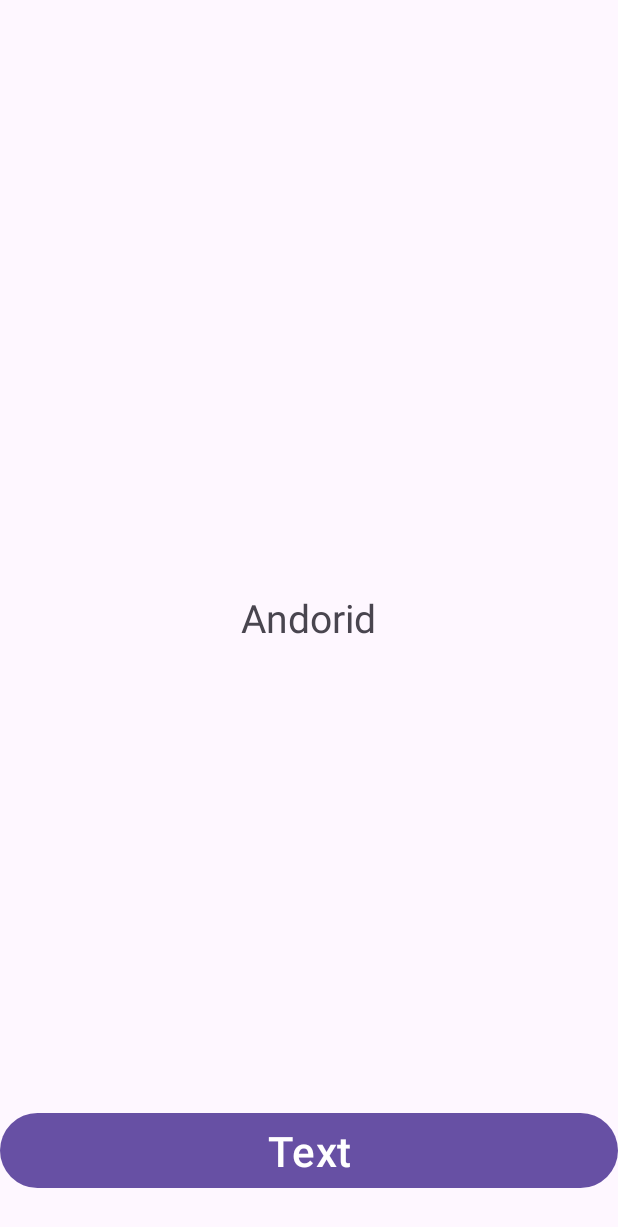
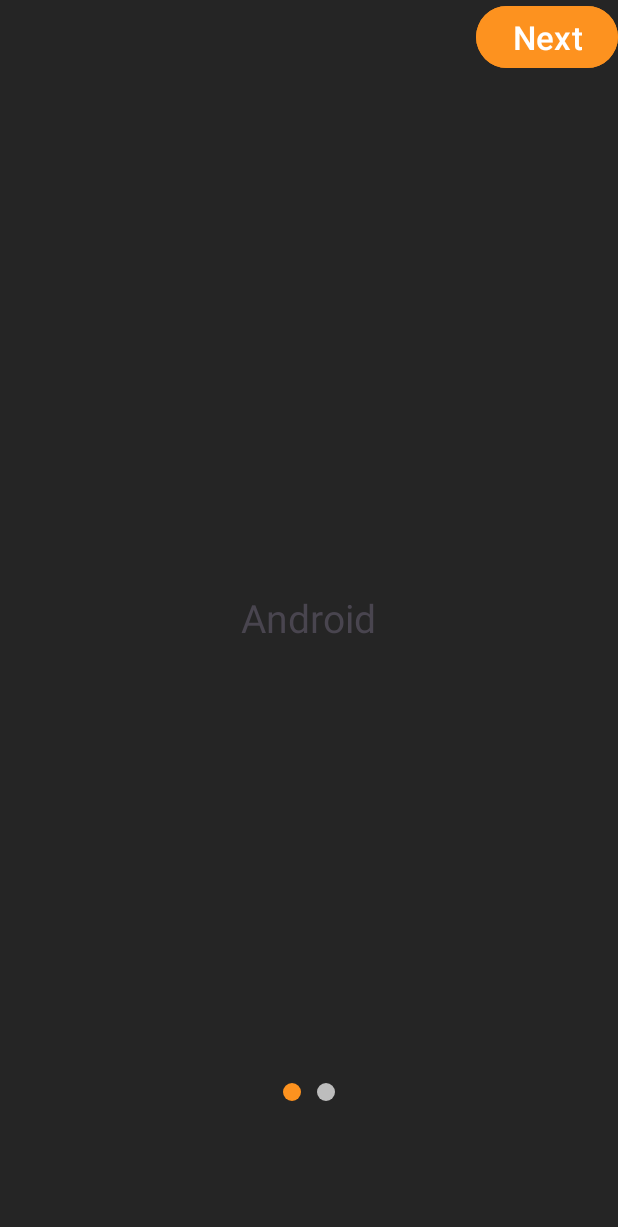
Before and after one commit to ademiww/AppNotes_4m, an Android app: the screen it shows after launch (MainActivity), on a phone screen of 412 x 824 dp. Shown: the top 1227 px of the screen. Run offline under Robolectric (Android 15) with nearby library versions, the phone set to English and light mode, and no system bars; our stand-ins replace navigation-ui.

Commit message:
lesson 3

```diff
--- a/app/src/main/java/com/example/appnotes_4m/views/OnBoardFragment.kt
+++ b/app/src/main/java/com/example/appnotes_4m/views/OnBoardFragment.kt
@@ -5,6 +5,8 @@ import androidx.fragment.app.Fragment
 import android.view.LayoutInflater
 import android.view.View
 import android.view.ViewGroup
+import androidx.viewpager2.widget.ViewPager2
+import com.example.appnotes_4m.adapters.OnBoardAdapter
 import com.example.repeatnavigation.R
 import com.example.repeatnavigation.databinding.FragmentOnBoardBinding
 
@@ -20,6 +22,7 @@ class OnBoardFragment : Fragment() {
         return binding.root
     }
 
+
     override fun onViewCreated(view: View, savedInstanceState: Bundle?) {
         super.onViewCreated(view, savedInstanceState)
         initialize()
@@ -29,12 +32,13 @@ class OnBoardFragment : Fragment() {
         val onBoardPosition = requireArguments().getInt(ARG_ONBOARD_POSITION)
         when (onBoardPosition) {
             0 -> {
-                binding.onTxt.text = "Andorid"
+                binding.onTxt.text = "Android"
             }
 
             1 -> {
                 binding.onTxt.text = "IOS"
             }
+
         }
     }
 
--- a/app/src/main/java/com/example/appnotes_4m/views/PagerItemFragment.kt
+++ b/app/src/main/java/com/example/appnotes_4m/views/PagerItemFragment.kt
@@ -5,6 +5,10 @@ import androidx.fragment.app.Fragment
 import android.view.LayoutInflater
 import android.view.View
 import android.view.ViewGroup
+import android.widget.ImageView
+import android.widget.LinearLayout
+import androidx.core.content.ContextCompat
+import androidx.core.view.children
 import androidx.navigation.fragment.findNavController
 import androidx.viewpager2.widget.ViewPager2
 import com.example.appnotes_4m.PreferenceHelper
@@ -30,7 +34,66 @@ class PagerItemFragment : Fragment() {
         super.onViewCreated(view, savedInstanceState)
         setUpListener()
         initialize()
+        setupViewPager()
+        setupDotsIndicator()
     }
+
+    private fun setupViewPager() {
+        val adapter = OnBoardAdapter(this)
+        binding.viewPager.adapter = adapter
+
+        binding.viewPager.registerOnPageChangeCallback(object :
+            ViewPager2.OnPageChangeCallback() {
+            override fun onPageSelected(position: Int) {
+                super.onPageSelected(position)
+                updateDots(position)
+            }
+        })
+    }
+
+    private fun setupDotsIndicator() {
+        val pageCount = 2
+
+        val dots = Array(pageCount) { ImageView(requireContext()) }
+        val layoutParams = LinearLayout.LayoutParams(
+            LinearLayout.LayoutParams.WRAP_CONTENT,
+            LinearLayout.LayoutParams.WRAP_CONTENT
+        )
+        layoutParams.setMargins(8, 0, 8, 0)
+
+        for (i in dots.indices) {
+            dots[i] = ImageView(requireContext()).apply {
+                setImageDrawable(
+                    ContextCompat.getDrawable(
+                        requireContext(),
+                        R.drawable.dot_inactive
+                    )
+                )
+                this.layoutParams = layoutParams
+            }
+            binding.dotsContainer.addView(dots[i])
+        }
+
+        dots[0].setImageDrawable(
+            ContextCompat.getDrawable(requireContext(), R.drawable.dot_active)
+        )
+    }
+
+    private fun updateDots(currentPosition: Int) {
+        val dots = binding.dotsContainer.children.toList()
+        for (i in dots.indices) {
+            val drawableRes = if (i == currentPosition) {
+                R.drawable.dot_active
+            } else {
+                R.drawable.dot_inactive
+            }
+            (dots[i] as ImageView).setImageDrawable(
+                ContextCompat.getDrawable(requireContext(), drawableRes)
+            )
+        }
+    }
+
+
 
     private fun initialize() {
         binding.viewPager.adapter = OnBoardAdapter(this@PagerItemFragment)
@@ -46,16 +109,18 @@ class PagerItemFragment : Fragment() {
                         val pref = PreferenceHelper()
                         pref.unit(requireContext())
                         pref.isOnBoardShown = true
-                        findNavController().navigate(PagerItemFragmentDirections.actionPagerItemFragmentToFirstFragment())
+                        findNavController().navigate(
+                            PagerItemFragmentDirections.actionPagerItemFragmentToFirstFragment())
                     }
                 } else {
-                    binding.viewPagerBtn.text = "Text"
+                    binding.viewPagerBtn.text = "Next"
                 }
             }
         })
         binding.viewPagerBtn.setOnClickListener{
-            if (currentItem < 3){
-                setCurrentItem(currentItem + 2, true)
+            val currentItem = binding.viewPager.currentItem
+            if (currentItem < 1) {
+                binding.viewPager.setCurrentItem(currentItem + 1, true)
                 requireActivity()
             }
         }
--- /dev/null
+++ b/app/src/main/res/drawable/dot_active.xml
@@ -0,0 +1,6 @@
+<?xml version="1.0" encoding="utf-8"?>
+<shape xmlns:android="http://schemas.android.com/apk/res/android">
+    <solid android:color="@color/orange" />
+    <corners android:radius="8dp" />
+    <size android:width="12dp" android:height="12dp" />
+</shape>
--- /dev/null
+++ b/app/src/main/res/drawable/dot_inactive.xml
@@ -0,0 +1,6 @@
+<?xml version="1.0" encoding="utf-8"?>
+<shape xmlns:android="http://schemas.android.com/apk/res/android">
+    <solid android:color="#BDBDBD" />
+    <corners android:radius="8dp" />
+    <size android:width="12dp" android:height="12dp" />
+</shape>
--- a/app/src/main/res/layout/fragment_on_board.xml
+++ b/app/src/main/res/layout/fragment_on_board.xml
@@ -10,7 +10,8 @@
         android:id="@+id/on_txt"
         android:layout_width="wrap_content"
         android:layout_height="wrap_content"
+        android:text="sdkfisdifsmid"
         android:textSize="26sp"
-        tools:text="sdfkdsfp"/>
+        />
 
 </LinearLayout>
--- a/app/src/main/res/layout/fragment_pager_item.xml
+++ b/app/src/main/res/layout/fragment_pager_item.xml
@@ -3,6 +3,7 @@
     android:layout_width="match_parent"
     android:layout_height="match_parent"
     xmlns:app="http://schemas.android.com/apk/res-auto"
+    android:background="@color/deep_grey"
     tools:context="com.example.appnotes_4m.views.PagerItemFragment">
 
     <androidx.viewpager2.widget.ViewPager2
@@ -10,13 +11,25 @@
         android:layout_width="match_parent"
         android:layout_height="match_parent"/>
 
+    <LinearLayout
+        android:id="@+id/dotsContainer"
+        android:layout_width="wrap_content"
+        android:layout_height="wrap_content"
+        android:layout_gravity="center|bottom"
+        android:orientation="horizontal"
+        android:layout_marginBottom="90dp">
+    </LinearLayout>
+
+
+
     <Button
         android:id="@+id/view_pager_btn"
-        android:layout_width="match_parent"
+        android:layout_width="wrap_content"
         android:text="Next"
-        android:layout_gravity="center|bottom"
+        android:layout_gravity="end"
         android:layout_marginBottom="28dp"
-        android:textSize="28sp"
+        android:textSize="22sp"
+        android:backgroundTint="@color/orange"
         android:layout_height="wrap_content"/>
 
 </FrameLayout>
--- a/app/src/main/res/menu/menu.xml
+++ b/app/src/main/res/menu/menu.xml
@@ -12,15 +12,9 @@
         android:orderInCategory="2"/>
 
     <item
-        android:id="@+id/thirdFragment"
-        android:title="Profile"
-        android:icon="@drawable/ic_profile"
-        android:orderInCategory="3"/>
-
-    <item
         android:id="@+id/notesFragment"
         android:title="Notes"
-        android:icon="@drawable/ic_logo"
+        android:icon="@drawable/ic_profile"
         android:orderInCategory="4"/>
 
 </menu>
```
